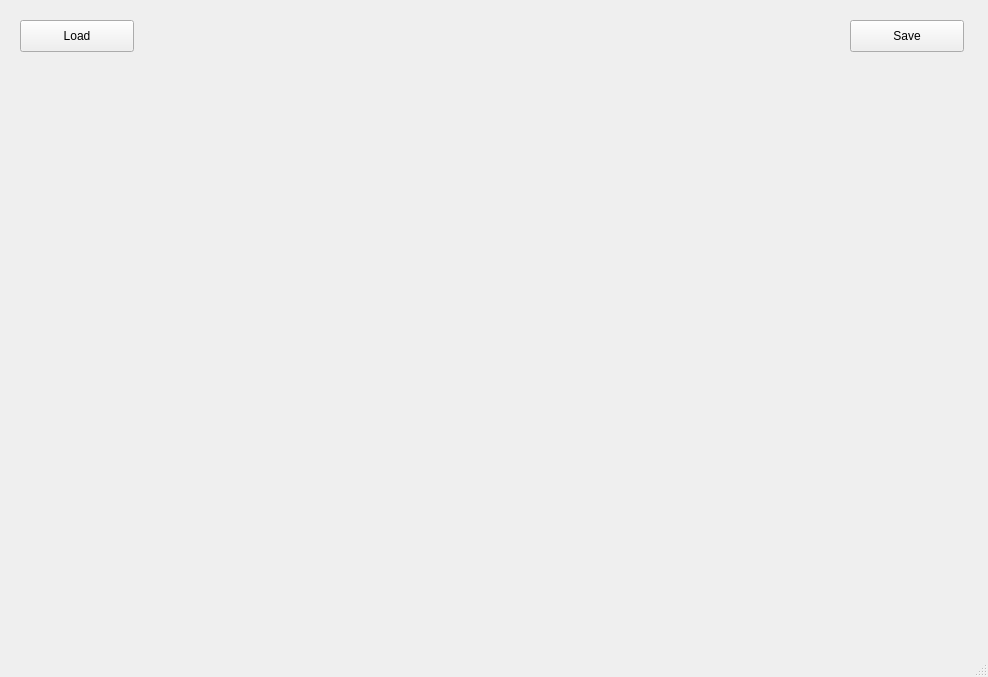
Before: the Qt Designer form slicer2.ui in astrofrog/custom-glue-app, drawn with Qt 5.
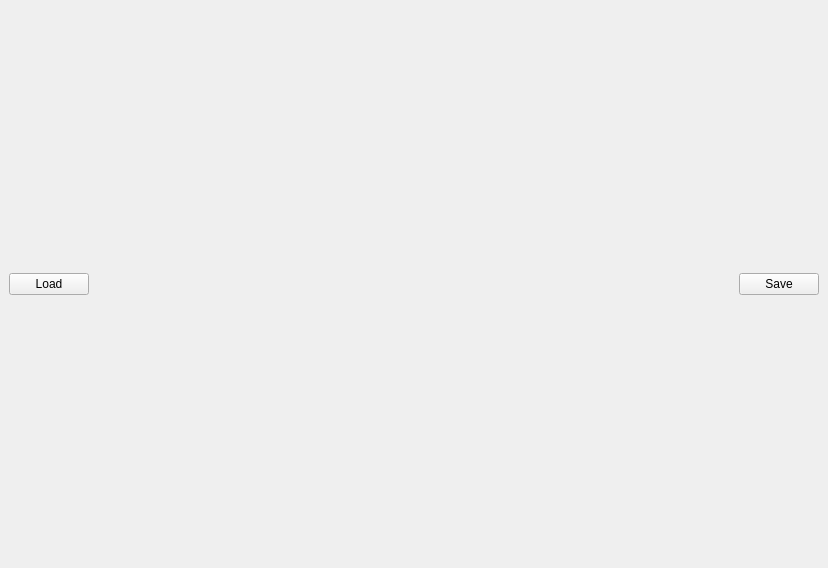
After: the same form once the commit is applied.

```diff
--- a/slicer2.ui
+++ b/slicer2.ui
@@ -6,53 +6,51 @@
    <rect>
     <x>0</x>
     <y>0</y>
-    <width>988</width>
-    <height>677</height>
+    <width>828</width>
+    <height>568</height>
    </rect>
   </property>
   <property name="windowTitle">
    <string>MainWindow</string>
   </property>
   <widget class="QWidget" name="centralwidget">
+   <layout class="QGridLayout" name="gridLayout_2">
+    <item row="0" column="0">
+     <layout class="QHBoxLayout" name="horizontalLayout_2">
+      <item>
    <widget class="QPushButton" name="load_button">
-    <property name="geometry">
-     <rect>
-      <x>20</x>
-      <y>20</y>
-      <width>114</width>
-      <height>32</height>
-     </rect>
-    </property>
     <property name="text">
      <string>Load</string>
     </property>
    </widget>
+      </item>
+      <item>
+       <spacer name="horizontalSpacer">
+        <property name="orientation">
+         <enum>Qt::Horizontal</enum>
+        </property>
+        <property name="sizeHint" stdset="0">
+         <size>
+          <width>40</width>
+          <height>20</height>
+         </size>
+        </property>
+       </spacer>
+      </item>
+      <item>
    <widget class="QPushButton" name="save_button">
-    <property name="geometry">
-     <rect>
-      <x>850</x>
-      <y>20</y>
-      <width>114</width>
-      <height>32</height>
-     </rect>
-    </property>
     <property name="text">
      <string>Save</string>
     </property>
    </widget>
-   <widget class="QWidget" name="horizontalLayoutWidget">
-    <property name="geometry">
-     <rect>
-      <x>29</x>
-      <y>59</y>
-      <width>931</width>
-      <height>591</height>
-     </rect>
-    </property>
+      </item>
+     </layout>
+    </item>
+    <item row="1" column="0">
     <layout class="QHBoxLayout" name="main_layout"/>
-   </widget>
-  </widget>
-  <widget class="QStatusBar" name="statusbar"/>
+    </item>
+   </layout>
+  </widget>
  </widget>
  <resources/>
  <connections/>
```
Lines whose indentation alone changed are shown as unchanged.
